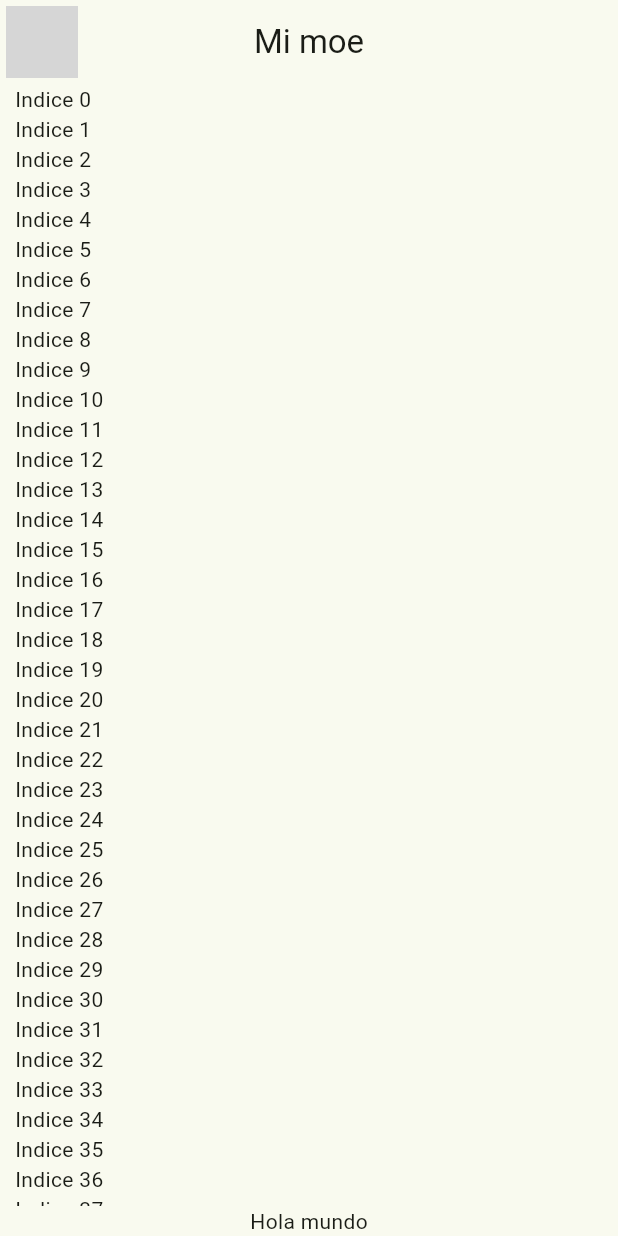
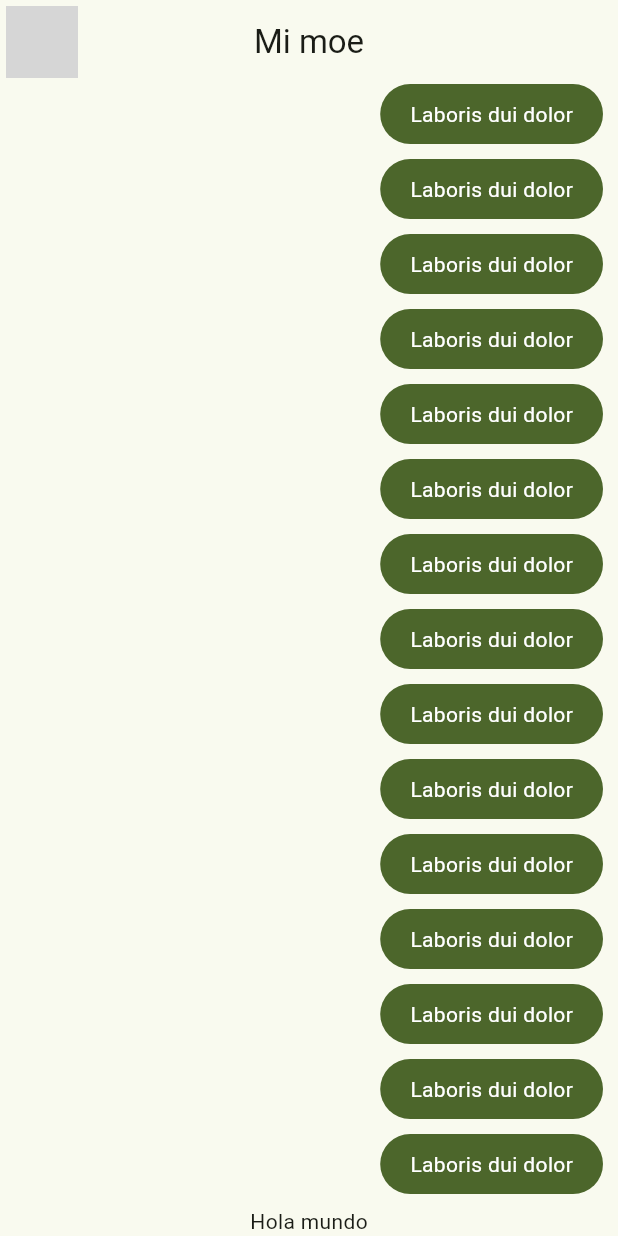
Before and after one commit to dalfonsop/flutter_2_app, a Flutter app: the screen it shows after launch, on a phone screen of 412 x 824 dp. Run offline on Flutter 3.47's test engine with Material 3 defaults, Android fonts, the phone set to English and light mode, and no system bars; network calls fail; grey boxes are pictures that could not be loaded.

Commit message:
Add styles for my message bubble

```diff
--- a/flutter_application_2/lib/main.dart
+++ b/flutter_application_2/lib/main.dart
@@ -1,6 +1,6 @@
 import 'package:flutter/material.dart';
 import 'package:flutter_application_2/config/themes/app_theme.dart';
-import 'package:flutter_application_2/presentation/chat/chat_screen.dart';
+import 'package:flutter_application_2/presentation/screens/chat/chat_screen.dart';
 
 void main() => runApp(const MyApp());
 
--- a/flutter_application_2/lib/presentation/chat/chat_screen.dart
+++ b/flutter_application_2/lib/presentation/screens/chat/chat_screen.dart
@@ -1,4 +1,5 @@
 import 'package:flutter/material.dart';
+import 'package:flutter_application_2/presentation/widgets/chat/my_message_bubble.dart';
 
 class ChatScreen extends StatelessWidget {
   const ChatScreen({super.key});
@@ -31,7 +32,7 @@ class _ChatView extends StatelessWidget {
           children: [
             Expanded(child: ListView.builder(
               itemBuilder: (context, index) {
-                return Text('Indice $index');
+                return MyMessageBubble();
               },
             )),
             Text('Hola mundo'),
--- a/flutter_application_2/lib/presentation/widgets/chat/my_message_bubble.dart
+++ b/flutter_application_2/lib/presentation/widgets/chat/my_message_bubble.dart
@@ -5,6 +5,22 @@ class MyMessageBubble extends StatelessWidget {
 
   @override
   Widget build(BuildContext context) {
-    return Container();
+    final colors = Theme.of(context).colorScheme;
+    return Column(
+      crossAxisAlignment: CrossAxisAlignment.end,
+      children: [
+        Container(
+          decoration: BoxDecoration(
+            color: colors.primary,
+            borderRadius: BorderRadius.circular(20)
+          ),
+          child: Padding(
+            padding: const EdgeInsets.symmetric(horizontal: 20, vertical: 10),
+            child: Text('Laboris dui dolor',style: TextStyle(color: Colors.white),),
+          ) ,
+        ),
+        SizedBox(height: 10,)
+      ],
+    );
   }
 }
```
